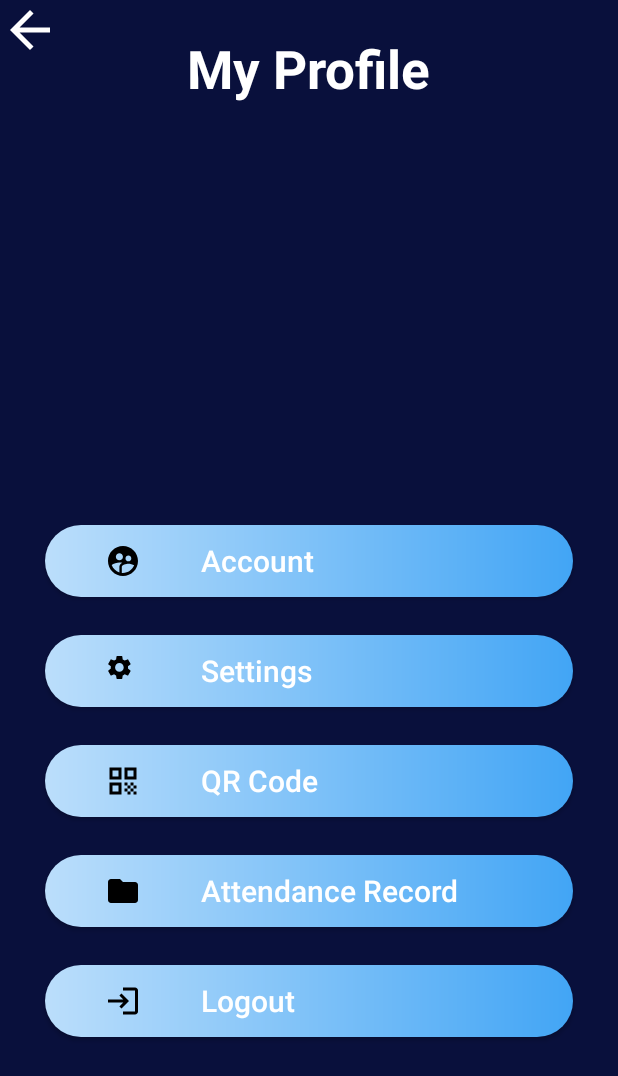
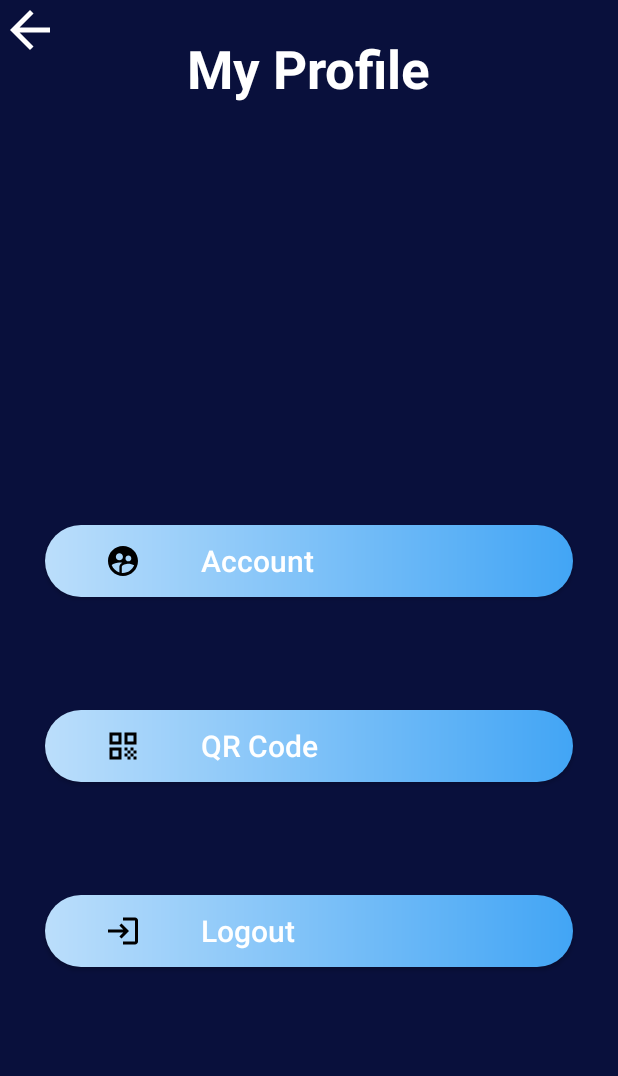
Before and after one commit to HanLim879/MAD-Chat, an Android app: the UserProfile screen opened directly, with no data from a screen before it, on a phone screen of 412 x 824 dp. Shown: the top 1076 px of the screen. Run offline under Robolectric (Android 15) with nearby library versions, the phone set to English and light mode, and no system bars; our stand-ins replace Firebase (no records; nobody signed in at launch, a user with empty details on screens opened directly); plain views replace RoundedImageView; 2 statements that could not run were skipped.

Commit message:
move qr scanner to main page & remove button that we didn't add function
button removed: attendance record & settings

```diff
--- a/GroupAssignmentRun1/app/src/main/java/com/example/groupassignmentrun1/activities/MainActivity.java
+++ b/GroupAssignmentRun1/app/src/main/java/com/example/groupassignmentrun1/activities/MainActivity.java
@@ -101,10 +101,9 @@ public class MainActivity extends BaseActivity implements ConversionListener {
     }
 
     private void setListeners() {
-        binding.imageSignOut.setOnClickListener(v -> signOut());
         binding.fabNewChat.setOnClickListener(v ->
                 startActivity(new Intent(getApplicationContext(), UsersActivity.class)));
-        binding.scanQR.setOnClickListener(v -> startActivity(new Intent(getApplicationContext(), QRCodeScannerActivity.class)));
+        binding.imageQRScanner.setOnClickListener(v -> startActivity(new Intent(getApplicationContext(), QRCodeScannerActivity.class)));
         binding.imageProfile.setOnClickListener(v -> toProfilePage());
     }
 
@@ -313,7 +312,6 @@ public class MainActivity extends BaseActivity implements ConversionListener {
                     binding.weatherCondition.setText(condition);
 //                    binding.condition1.setText(condition);
                     switch (condition) {
-                        case "Partly cloudy":
                         case "Cloudy":
                             binding.frameLayout.setBackgroundResource(R.drawable.cloudy);
                             break;
--- a/GroupAssignmentRun1/app/src/main/res/drawable/background_content_bottom.xml
+++ b/GroupAssignmentRun1/app/src/main/res/drawable/background_content_bottom.xml
@@ -2,7 +2,7 @@
 <shape xmlns:android="http://schemas.android.com/apk/res/android"
     android:shape="rectangle">
 
-    <solid android:color="@color/white" />
+    <solid android:color="@color/background_blue" />
     <corners
         android:topLeftRadius="@dimen/_32sdp"
         android:topRightRadius="@dimen/_32sdp" />
--- a/GroupAssignmentRun1/app/src/main/res/layout/activity_user_profile.xml
+++ b/GroupAssignmentRun1/app/src/main/res/layout/activity_user_profile.xml
@@ -15,7 +15,7 @@
 
         <LinearLayout
             android:layout_width="match_parent"
-            android:layout_height="wrap_content"
+            android:layout_height="match_parent"
             android:orientation="vertical">
 
             <androidx.constraintlayout.widget.ConstraintLayout
@@ -45,7 +45,7 @@
                     app:layout_constraintStart_toStartOf="parent"
                     app:layout_constraintTop_toTopOf="parent"
                     app:srcCompat="@drawable/back_btn"
-                    tools:ignore="VectorDrawableCompat"/>
+                    tools:ignore="VectorDrawableCompat" />
 
                 <!--User Profile Picture-->
                 <com.makeramen.roundedimageview.RoundedImageView
@@ -53,14 +53,14 @@
                     android:layout_width="150dp"
                     android:layout_height="150dp"
                     android:scaleType="centerCrop"
-                    app:riv_oval="true"
                     app:layout_constraintBottom_toBottomOf="parent"
                     app:layout_constraintEnd_toEndOf="parent"
                     app:layout_constraintStart_toStartOf="parent"
                     app:layout_constraintTop_toTopOf="parent"
-                    app:srcCompat="@drawable/profile_picture"
+                    app:riv_border_color="@color/light_blue"
                     app:riv_border_width="4dp"
-                    app:riv_border_color="@color/light_blue"/>
+                    app:riv_oval="true"
+                    app:srcCompat="@drawable/profile_picture" />
 
                 <!--User Name-->
                 <TextView
@@ -102,100 +102,62 @@
                     android:id="@+id/accountBtn"
                     android:layout_width="match_parent"
                     android:layout_height="wrap_content"
+                    android:layout_gravity="start"
                     android:layout_marginStart="30dp"
+                    android:layout_marginTop="50dp"
                     android:layout_marginEnd="30dp"
-                    android:layout_marginTop="50dp"
                     android:layout_marginBottom="5dp"
-                    android:text="Account"
-                    android:textAlignment="viewStart"
-                    android:layout_gravity="start"
-                    android:textSize="20sp"
-                    android:textColor="@color/white"
-                    android:textAllCaps="false"
                     android:background="@drawable/btn_design"
                     android:drawableLeft="@drawable/my_account_icon"
                     android:drawablePadding="40dp"
-                    android:paddingLeft="40dp"/>
+                    android:paddingLeft="40dp"
+                    android:text="Account"
+                    android:textAlignment="viewStart"
+                    android:textAllCaps="false"
+                    android:textColor="@color/white"
+                    android:textSize="20sp" />
 
-                <!--SETTINGS BUTTON-->
-                <androidx.appcompat.widget.AppCompatButton
-                    android:id="@+id/settingsBtn"
-                    android:layout_width="match_parent"
-                    android:layout_height="wrap_content"
-                    android:layout_marginStart="30dp"
-                    android:layout_marginEnd="30dp"
-                    android:layout_marginTop="20dp"
-                    android:layout_marginBottom="5dp"
-                    android:text="Settings"
-                    android:textAlignment="viewStart"
-                    android:layout_gravity="start"
-                    android:textSize="20sp"
-                    android:textColor="@color/white"
-                    android:textAllCaps="false"
-                    android:background="@drawable/btn_design"
-                    android:drawableLeft="@drawable/setting_icon"
-                    android:drawablePadding="40dp"
-                    android:paddingLeft="40dp"/>
 
                 <!--QR CODE BUTTON-->
                 <androidx.appcompat.widget.AppCompatButton
                     android:id="@+id/qrBtn"
                     android:layout_width="match_parent"
                     android:layout_height="wrap_content"
+                    android:layout_gravity="start"
                     android:layout_marginStart="30dp"
+                    android:layout_marginTop="70dp"
                     android:layout_marginEnd="30dp"
-                    android:layout_marginTop="20dp"
                     android:layout_marginBottom="5dp"
-                    android:text="QR Code"
-                    android:textAlignment="viewStart"
-                    android:layout_gravity="start"
-                    android:textSize="20sp"
-                    android:textColor="@color/white"
-                    android:textAllCaps="false"
                     android:background="@drawable/btn_design"
                     android:drawableLeft="@drawable/qr_code_icon"
                     android:drawablePadding="40dp"
-                    android:paddingLeft="40dp"/>
+                    android:paddingLeft="40dp"
+                    android:text="QR Code"
+                    android:textAlignment="viewStart"
+                    android:textAllCaps="false"
+                    android:textColor="@color/white"
+                    android:textSize="20sp" />
 
-                <!--ATTENDANCE RECORD BUTTON-->
-                <androidx.appcompat.widget.AppCompatButton
-                    android:id="@+id/attendanceBtn"
-                    android:layout_width="match_parent"
-                    android:layout_height="wrap_content"
-                    android:layout_marginStart="30dp"
-                    android:layout_marginEnd="30dp"
-                    android:layout_marginTop="20dp"
-                    android:layout_marginBottom="5dp"
-                    android:text="Attendance Record"
-                    android:textAlignment="viewStart"
-                    android:layout_gravity="start"
-                    android:textSize="20sp"
-                    android:textColor="@color/white"
-                    android:textAllCaps="false"
-                    android:background="@drawable/btn_design"
-                    android:drawableLeft="@drawable/attendance_icon"
-                    android:drawablePadding="40dp"
-                    android:paddingLeft="40dp"/>
 
                 <!--LOGOUT BUTTON-->
                 <androidx.appcompat.widget.AppCompatButton
                     android:id="@+id/logoutBtn"
                     android:layout_width="match_parent"
                     android:layout_height="wrap_content"
+                    android:layout_gravity="start"
                     android:layout_marginStart="30dp"
+                    android:layout_marginTop="70dp"
                     android:layout_marginEnd="30dp"
-                    android:layout_marginTop="20dp"
                     android:layout_marginBottom="5dp"
-                    android:text="Logout"
-                    android:textAlignment="viewStart"
-                    android:layout_gravity="start"
-                    android:textSize="20sp"
-                    android:textColor="@color/white"
-                    android:textAllCaps="false"
                     android:background="@drawable/btn_design"
                     android:drawableLeft="@drawable/logout_icon"
                     android:drawablePadding="40dp"
-                    android:paddingLeft="40dp"/>
+                    android:paddingLeft="40dp"
+                    android:text="Logout"
+                    android:textAlignment="viewStart"
+                    android:textAllCaps="false"
+                    android:textColor="@color/white"
+                    android:textSize="20sp" />
             </LinearLayout>
         </LinearLayout>
     </ScrollView>
--- a/GroupAssignmentRun1/app/src/main/res/layout/item_container_user.xml
+++ b/GroupAssignmentRun1/app/src/main/res/layout/item_container_user.xml
@@ -54,11 +54,7 @@
         app:layout_constraintTop_toBottomOf="@id/viewSupporter"
         />
 
-    <ImageView
-        android:id="@+id/qrCodeImageView"
-        android:layout_width="wrap_content"
-        android:layout_height="wrap_content"
-        tools:ignore="MissingConstraints" />
+
 
 
 </androidx.constraintlayout.widget.ConstraintLayout>
--- a/GroupAssignmentRun1/app/src/main/res/values/colors.xml
+++ b/GroupAssignmentRun1/app/src/main/res/values/colors.xml
@@ -12,4 +12,5 @@
     <color name="received_message_background">#090D16</color>
     <color name="user_profile_background">#09103C</color>
     <color name="light_blue">#E3F2FD</color>
+    <color name="background_blue">#1ecbe1</color>
 </resources>
```
Also changed, not shown: GroupAssignmentRun1/app/src/main/java/com/example/groupassignmentrun1/adapters/UsersAdapter.java (+1 -35 lines), GroupAssignmentRun1/app/src/main/res/drawable/ic_qr_scanner.xml (added, +10 -0 lines), GroupAssignmentRun1/app/src/main/res/layout/activity_main.xml (+4 -14 lines).
